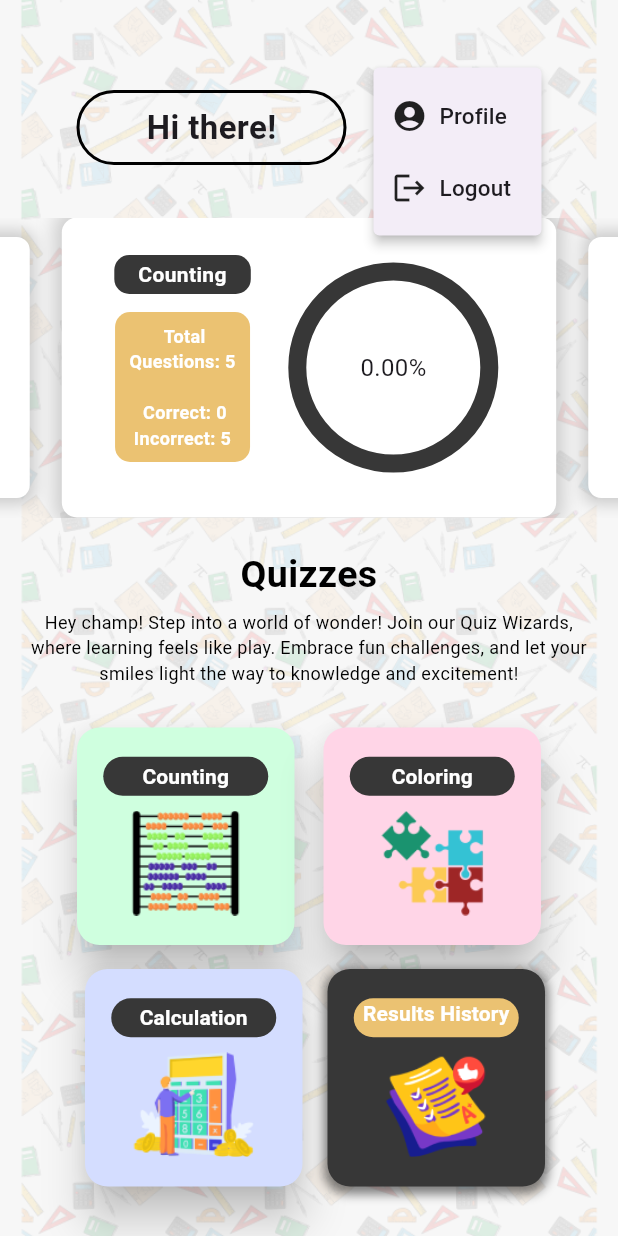
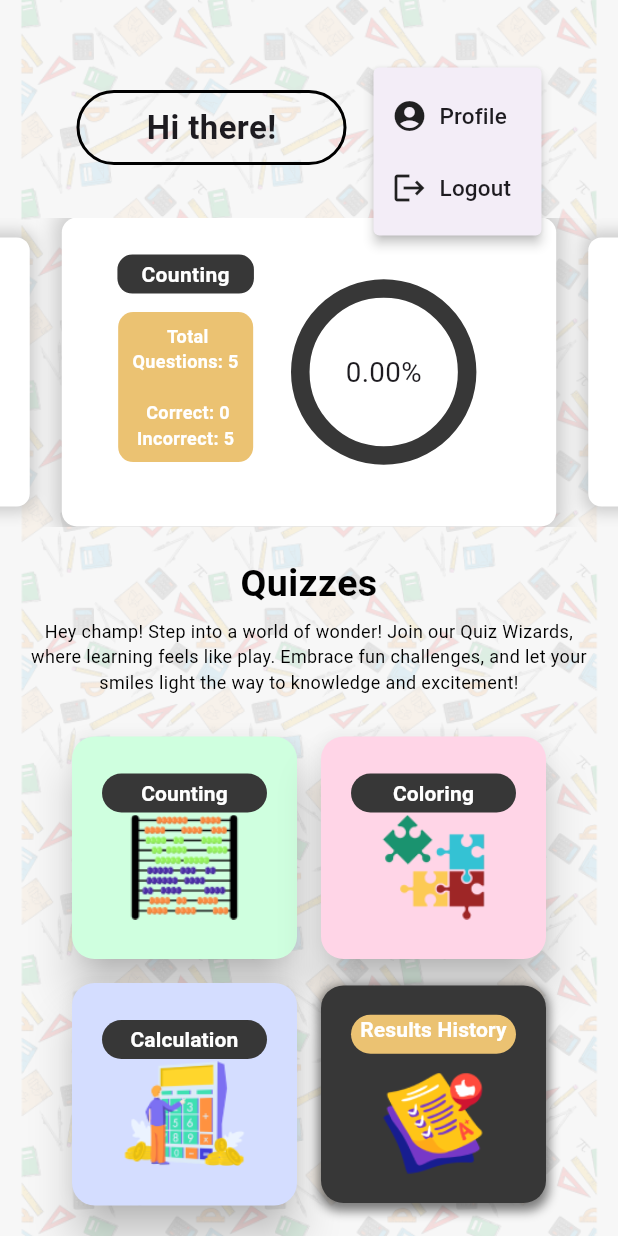
Before and after one commit to zedhog2002/count_candy, a Flutter app: the HomePage screen opened directly, after a tap on the "account circle" icon, on a phone screen of 412 x 824 dp. Run offline on Flutter 3.47's test engine with Material 3 defaults, Android fonts, the phone set to English and light mode, and no system bars; drawn by our look-alikes of carousel_slider, percent_indicator; our stand-ins replace animated_text_kit, firebase_core, lottie, shared_preferences, speech_to_text, syncfusion_flutter_charts; accounts and stored records are empty; network calls fail; Roboto replaces fonts that are missing (birthday, birthdayDay).

Commit message:
responsive

```diff
--- a/lib/components/quiztype_button.dart
+++ b/lib/components/quiztype_button.dart
@@ -22,11 +22,9 @@ class QuizTypeButton extends StatelessWidget {
 
   @override
   Widget build(BuildContext context) {
-    return Padding(
-      padding: const EdgeInsets.all(8.0),
-      child: SizedBox(
-        width: 145,
-        height: 145,
+    return SizedBox(
+      width: double.infinity, // Makes the button take full width of its container
+      height: MediaQuery.of(context).size.height * 0.18,  // Responsive height based on screen size
       child: ElevatedButton(
         style: ElevatedButton.styleFrom(
           padding: EdgeInsets.zero,
@@ -34,16 +32,14 @@ class QuizTypeButton extends StatelessWidget {
           shape: RoundedRectangleBorder(
             borderRadius: BorderRadius.circular(15),
           ),
-            shadowColor: Colors.black, // Set the shadow color
-            elevation: 12, // Set the elevation
-            // Define the box shadow
+          shadowColor: Colors.black,
+          elevation: 12,
         ),
         onPressed: () {
           Navigator.push(
             context,
             MaterialPageRoute(
-                builder: (context) =>
-                    QuizPage(questions: questions, quizType: quizType),
+              builder: (context) => QuizPage(questions: questions, quizType: quizType),
             ),
           );
         },
@@ -65,23 +61,21 @@ class QuizTypeButton extends StatelessWidget {
                     color: Colors.white,
                     fontSize: 14,
                     fontWeight: FontWeight.bold,
-                      fontFamily: AutofillHints.birthday,
                   ),
                   textAlign: TextAlign.center,
                 ),
               ),
             ),
-              SizedBox(height: 25), // Adjust the spacing between the text and image
+            SizedBox(height: MediaQuery.of(context).size.height * 0.02), // Responsive spacing
             Transform.scale(
               scale: 1.75,
               child: Image.asset(
                 buttonImage,
-                  height: 40, // Adjust the height of the image as needed
+                height: 40,
               ),
             ),
-              SizedBox(height: 15)
+            SizedBox(height: MediaQuery.of(context).size.height * 0.02),
           ],
-          ),
         ),
       ),
     );
--- a/lib/pages/globals.dart
+++ b/lib/pages/globals.dart
@@ -7,7 +7,7 @@ import 'package:shared_preferences/shared_preferences.dart';
 
 import 'login_page.dart';
 
-const String apiUrl = 'https://count-candy-backend.onrender.com';
+const String apiUrl = 'https://conscious-claudette-krssn-7b763b7e.koyeb.app';
 
 String? globalUid; // Global variable to store the current user's UID
 
--- a/lib/pages/home_page.dart
+++ b/lib/pages/home_page.dart
@@ -39,7 +39,8 @@ class _HomePageState extends State<HomePage> {
   }
 
   Future<void> initializeApp() async {
-    await loadGlobalUid(); // Wait for global UID to be loaded
+    await loadGlobalUid();
+    print("uid:{$globalUid}");// Wait for global UID to be loaded
     fetchLastAttemptData(); // Fetch the last attempt data only after loading the UID
   }
 
@@ -62,6 +63,7 @@ class _HomePageState extends State<HomePage> {
     if (globalUid == null) return; // Ensure UID is available
     String url = '$apiUrl/result_history';
     try {
+      print("{$globalUid}");
       var response = await http.post(
         Uri.parse(url),
         headers: {"Content-Type": "application/json"},
@@ -242,16 +244,18 @@ class _HomePageState extends State<HomePage> {
                 buildQuizResult("Calculation", calculationResult, 5),
               ],
               options: CarouselOptions(
-                height: 200.0,
+                height: MediaQuery.of(context).size.height * 0.25,  // Responsive height (25% of screen height)
                 enlargeCenterPage: true,
                 autoPlay: true,
-                aspectRatio: 16 / 9,
+                aspectRatio: MediaQuery.of(context).size.width / MediaQuery.of(context).size.height,  // Responsive aspect ratio
                 autoPlayCurve: Curves.fastOutSlowIn,
                 enableInfiniteScroll: true,
                 autoPlayAnimationDuration: Duration(milliseconds: 800),
-                viewportFraction: 0.8,
+                viewportFraction: 0.8,  // Viewport fraction to control the size of items in the carousel
               ),
             ),
+
+
             SizedBox(height: 20),
             Padding(
               padding: const EdgeInsets.fromLTRB(20.0, 0, 20.0, 0),
@@ -294,7 +298,7 @@ class _HomePageState extends State<HomePage> {
   Widget buildQuizResult(String quizType, int? result, int totalQuestions) {
     int correct = ((result ?? 0) * 5 / 100).round(); // Convert the percentage to an integer value
     int incorrect = 5 - correct;
-
+    double screenWidth = MediaQuery.of(context).size.width;
 
     return Container(
       decoration: BoxDecoration(
@@ -308,24 +312,25 @@ class _HomePageState extends State<HomePage> {
           ),
         ],
       ),
+
       child: Stack(
         children: [
           Row(
             children: [
-              const SizedBox(width: 15),
+              SizedBox(width: screenWidth * 0.04), // Dynamic width
               Padding(
-                padding: const EdgeInsets.fromLTRB(20.0, 0, 0, 0),
+                padding: EdgeInsets.fromLTRB(screenWidth * 0.05, 0, 0, 0), // Responsive padding
                 child: Column(
                   children: [
-                    const SizedBox(height: 25),
+                    SizedBox(height: screenWidth * 0.06), // Dynamic height
                     buildQuizHeader(quizType),
-                    const SizedBox(height: 12),
+                    SizedBox(height: screenWidth * 0.03), // Dynamic height
                     buildQuizStats(correct, incorrect, totalQuestions),
                   ],
                 ),
               ),
-              const SizedBox(width: 25),
-              buildCircularPercentIndicator(correct*20, totalQuestions),
+              SizedBox(width: screenWidth * 0.06), // Dynamic width
+              buildCircularPercentIndicator(correct, totalQuestions),
             ],
           ),
         ],
@@ -380,15 +385,16 @@ class _HomePageState extends State<HomePage> {
   }
 
   Widget buildCircularPercentIndicator(int correct, int totalQuestions) {
-    double percentage = totalQuestions > 0 ? min(correct / totalQuestions / 20, 1.0) : 0.0;
+    double screenWidth = MediaQuery.of(context).size.width;
+    double percentage = totalQuestions > 0 ? min(correct / totalQuestions, 1.0) : 0.0;
 
     return CircularPercentIndicator(
-      radius: 70.0,
-      lineWidth: 12.0,
-      percent: percentage,  // Set the percentage divided by 20
+      radius: screenWidth * 0.15,  // Responsive radius based on screen width (15% of the screen width)
+      lineWidth: screenWidth * 0.03,  // Responsive line width (3% of the screen width)
+      percent: percentage,
       center: Text(
-        "${(percentage * 100).toStringAsFixed(2)}%", // Display the percentage value correctly
-        style: TextStyle(fontSize: 16.0),
+        "${(percentage * 100).toStringAsFixed(2)}%",
+        style: TextStyle(fontSize: screenWidth * 0.045),  // Responsive font size
       ),
       progressColor: Color(0xFFEBC272),
       backgroundColor: Color(0xFF373737),
@@ -396,45 +402,69 @@ class _HomePageState extends State<HomePage> {
   }
 
 
+
   Widget buildQuizButtons(BuildContext context) {
-    return Column(
+    return Center(  // This ensures the entire Column is centered in the screen
+      child: Column(
         mainAxisAlignment: MainAxisAlignment.center,
         children: [
           Row(
             mainAxisAlignment: MainAxisAlignment.spaceEvenly,
             children: [
-            QuizTypeButton(
+              Expanded(
+                child: Padding(
+                  padding: const EdgeInsets.all(8.0),
+                  child: QuizTypeButton(
                     button_color: Color(0xFFCFFFDF),
                     button_text: 'Counting',
                     questions: questions_count,
                     quizType: 'counting',
                     buttonImage: 'lib/images/counting_button_img.png',
                   ),
-            QuizTypeButton(
+                ),
+              ),
+              Expanded(
+                child: Padding(
+                  padding: const EdgeInsets.all(8.0),
+                  child: QuizTypeButton(
                     button_color: Color.fromARGB(255, 255, 213, 231),
                     button_text: "Coloring",
                     questions: questions_color,
                     quizType: 'coloring',
                     buttonImage: 'lib/images/coloring_button_img.png',
                   ),
+                ),
+              ),
             ],
           ),
           Row(
             mainAxisAlignment: MainAxisAlignment.spaceEvenly,
             children: [
-            QuizTypeButton(
+              Expanded(
+                child: Padding(
+                  padding: const EdgeInsets.all(8.0),
+                  child: QuizTypeButton(
                     button_color: Color(0xFFD4DDFF),
                     button_text: 'Calculation',
                     questions: questions_calculation,
                     quizType: 'calculate',
                     buttonImage: 'lib/images/calculation_button_img.png',
                   ),
-            buildResultHistoryButton(context),
+                ),
+              ),
+              Expanded(
+                child: Padding(
+                  padding: const EdgeInsets.all(8.0),
+                  child: buildResultHistoryButton(context),
+                ),
+              ),
             ],
           ),
         ],
+      ),
     );
   }
+
 
   Widget buildResultHistoryButton(BuildContext context) {
     return Container(
--- a/pubspec.yaml
+++ b/pubspec.yaml
@@ -57,7 +57,12 @@ dev_dependencies:
   # package. See that file for information about deactivating specific lint
   # rules and activating additional ones.
   flutter_lints: ^3.0.0
+  flutter_launcher_icons: ^0.9.2
 
+flutter_icons:
+  android: true
+  ios: true
+  image_path: "App_logo.png"
 # For information on the generic Dart part of this file, see the
 # following page: https://dart.dev/tools/pub/pubspec
 
```
Also changed, not shown: pubspec.lock, 1 other file. Lines whose indentation alone changed are shown as unchanged.
